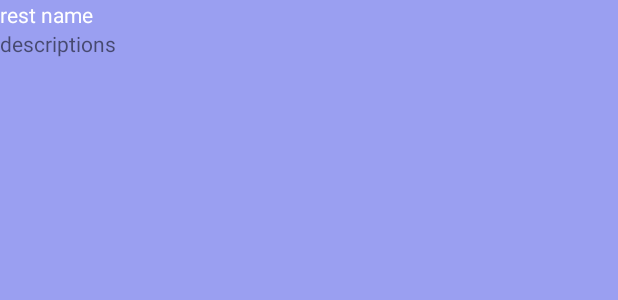
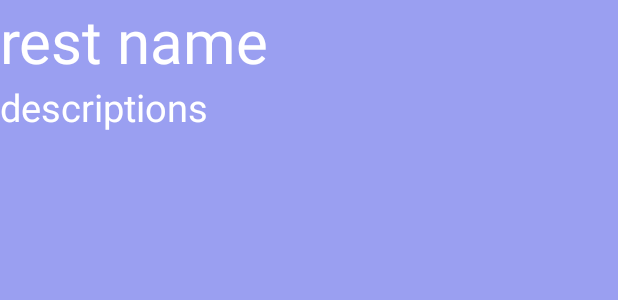
Before and after one commit to KolePeoples/WeeklyWorkoutsFinal, an Android app: the layout fragment_detail.xml on its own in the app's theme, with its tools: preview values and no code run, on a phone screen of 412 x 824 dp. Shown: the top 300 px of the screen. Run offline under Robolectric (Android 15) with nearby library versions, the phone set to English and light mode, and no system bars.

Commit message:
Testing Sunday fragment

```diff
--- a/WeeklyWorkouts App/app/src/main/java/com/zybooks/weeklyworkouts/DetailFragment.java
+++ b/WeeklyWorkouts App/app/src/main/java/com/zybooks/weeklyworkouts/DetailFragment.java
@@ -21,7 +21,7 @@ public class DetailFragment extends Fragment {
     public void onCreate(Bundle savedInstanceState) {
         super.onCreate(savedInstanceState);
 
-        int restId = 1;
+        int restId = 3; //Issue is here
 
         // Get the selected rest activity
         mRest = RestRepository.getInstance(requireContext()).getRest(restId);
--- a/WeeklyWorkouts App/app/src/main/res/layout/fragment_detail.xml
+++ b/WeeklyWorkouts App/app/src/main/res/layout/fragment_detail.xml
@@ -12,12 +12,15 @@
         android:layout_width="match_parent"
         android:layout_height="wrap_content"
         android:textColor="@color/white"
+        android:textSize="40sp"
         tools:text="rest name"/>
 
     <TextView
         android:id="@+id/rest_description"
         android:layout_width="match_parent"
         android:layout_height="wrap_content"
+        android:textColor="@color/white"
+        android:textSize="25sp"
         tools:text="descriptions"/>
 
 </LinearLayout>
```
